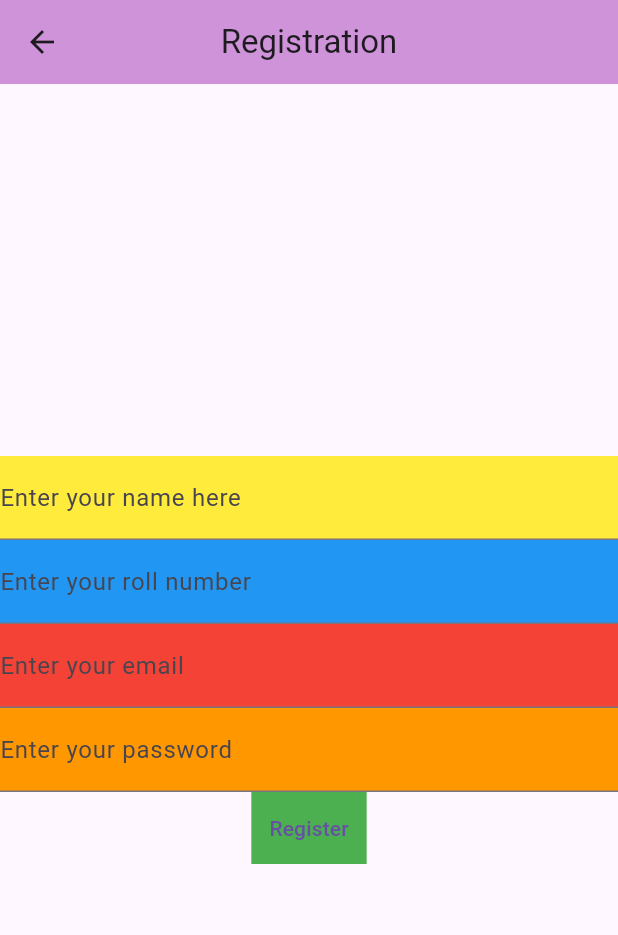
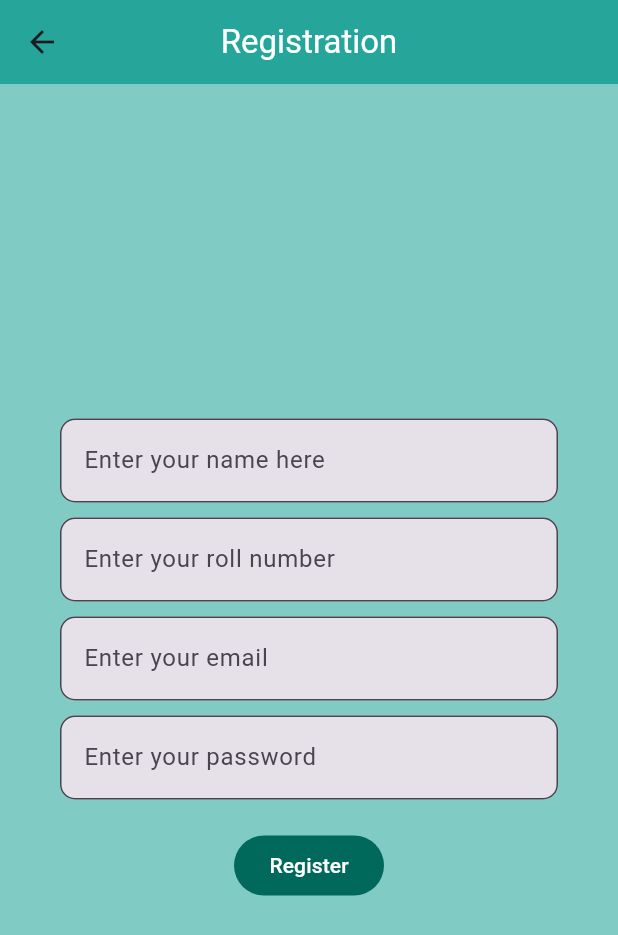
Before and after one commit to Aswgt999/qr_app, a Flutter app: the RegistrationPage screen opened directly, on a phone screen of 412 x 824 dp. Shown: the top 935 px of the screen. Run offline on Flutter 3.47's test engine with Material 3 defaults, Android fonts, the phone set to English and light mode, and no system bars; our stand-ins replace qr_flutter.

Commit message:
created post method in registration_page.dart

```diff
--- a/lib/main.dart
+++ b/lib/main.dart
@@ -2,10 +2,11 @@
 
 import 'package:flutter/material.dart';
 import 'package:qr_app1/login_page.dart';
+import 'package:qr_app1/registration_page.dart';
 
 void main() {
   runApp(MaterialApp(
     debugShowCheckedModeBanner: false,
-    home: LoginPage(),
+    home: RegistrationPage(),
   ));
 }
--- a/lib/registration_page.dart
+++ b/lib/registration_page.dart
@@ -1,9 +1,9 @@
 // ignore_for_file: prefer_const_constructors
 
+import 'package:http/http.dart' as http;
+import 'dart:convert';
 import 'package:flutter/material.dart';
 import 'package:qr_app1/login_page.dart';
-import 'package:http/http.dart' as http;
-import 'dart:convert';
 
 class RegistrationPage extends StatefulWidget {
   const RegistrationPage({super.key});
@@ -13,18 +13,53 @@ class RegistrationPage extends StatefulWidget {
 }
 
 class _RegistrationPageState extends State<RegistrationPage> {
-  final name = TextEditingController();
-  final rollNo = TextEditingController();
-  final eMail = TextEditingController();
-  final passWord = TextEditingController();
+  final _name = TextEditingController();
+  final _rollNo = TextEditingController();
+  final _eMail = TextEditingController();
+  final _passWord = TextEditingController();
+
+  bool loading = false;
+
+  void register() async {
+    Uri uri = Uri.parse('https://scnner-web.onrender.com/api/register');
+    var response = await http.post(uri,
+        headers: <String, String>{
+          'Content-Type': 'application/json; charset=UTF-8',
+        },
+        body: jsonEncode({
+          'name': _name.text,
+          'email': _eMail.text,
+          'rollno': _rollNo.text,
+          'password': _passWord.text,
+        }));
+    print(response.statusCode);
+    print(response.body);
+    var data = jsonDecode(response.body);
+    print(data["message"]);
+    if (response.statusCode == 200) {
+      Navigator.push(
+          context, MaterialPageRoute(builder: (context) => const LoginPage()));
+    } else {
+      ScaffoldMessenger.of(context).showSnackBar(SnackBar(
+        content: Text(
+          data["message"],
+          style: TextStyle(color: Colors.red, fontWeight: FontWeight.bold),
+        ),
+      ));
+    }
+  }
 
   @override
   Widget build(BuildContext context) {
     return Scaffold(
+      backgroundColor: Colors.teal[200],
       appBar: AppBar(
         elevation: 0,
-        backgroundColor: Colors.purple[200],
-        title: Text('Registration'),
+        backgroundColor: Colors.teal[400],
+        title: Text(
+          'Registration',
+          style: TextStyle(color: Colors.white),
+        ),
         centerTitle: true,
       ),
       body: Center(
@@ -32,48 +67,75 @@ class _RegistrationPageState extends State<RegistrationPage> {
           mainAxisAlignment: MainAxisAlignment.center,
           children: [
             // FIELD TO ENTER NAME
-            Container(
-              decoration: BoxDecoration(color: Colors.yellow),
+            Padding(
+              padding: const EdgeInsets.fromLTRB(40, 0, 40, 0),
               child: TextField(
-                controller: name,
-                decoration: InputDecoration(labelText: 'Enter your name here'),
+                controller: _name,
+                decoration: InputDecoration(
+                    hintText: 'Enter your name here',
+                    border: OutlineInputBorder(
+                        borderRadius: BorderRadius.circular(10)),
+                    filled: true),
               ),
             ),
+            SizedBox(
+              height: 10,
+            ),
             // FIELD TO ENTER ROLL NO
-            Container(
-              decoration: BoxDecoration(color: Colors.blue),
+            Padding(
+              padding: const EdgeInsets.fromLTRB(40, 0, 40, 0),
               child: TextField(
-                controller: eMail,
-                decoration:
-                    InputDecoration(labelText: 'Enter your roll number'),
+                controller: _rollNo,
+                decoration: InputDecoration(
+                    hintText: 'Enter your roll number',
+                    border: OutlineInputBorder(
+                        borderRadius: BorderRadius.circular(10)),
+                    filled: true),
               ),
             ),
+            SizedBox(
+              height: 10,
+            ),
             // FIELD TO ENTER EMAIL
-            Container(
-              decoration: BoxDecoration(color: Colors.red),
+            Padding(
+              padding: const EdgeInsets.fromLTRB(40, 0, 40, 0),
               child: TextField(
-                decoration: InputDecoration(labelText: 'Enter your email'),
+                controller: _eMail,
+                decoration: InputDecoration(
+                    hintText: 'Enter your email',
+                    border: OutlineInputBorder(
+                        borderRadius: BorderRadius.circular(10)),
+                    filled: true),
               ),
             ),
+            SizedBox(
+              height: 10,
+            ),
             // FIELD TO ENTER NEW PASSWORD
-            Container(
-              decoration: BoxDecoration(color: Colors.orange),
+            Padding(
+              padding: const EdgeInsets.fromLTRB(40, 0, 40, 0),
               child: TextField(
-                decoration: InputDecoration(labelText: 'Enter your password'),
+                controller: _passWord,
+                decoration: InputDecoration(
+                    hintText: 'Enter your password',
+                    border: OutlineInputBorder(
+                        borderRadius: BorderRadius.circular(10)),
+                    filled: true),
               ),
             ),
+            SizedBox(
+              height: 20,
+            ),
             // BUTTON TO REGISTER
-            Container(
-                decoration: BoxDecoration(color: Colors.green),
-                child: TextButton(
-                  onPressed: () {
-                    Navigator.push(
-                        context,
-                        MaterialPageRoute(
-                            builder: (context) => const LoginPage()));
-                  },
-                  child: Text('Register'),
-                )),
+            TextButton(
+              style: TextButton.styleFrom(
+                  backgroundColor: Colors.teal[800], fixedSize: Size(100, 40)),
+              onPressed: register,
+              child: Text(
+                'Register',
+                style: TextStyle(color: Colors.white),
+              ),
+            ),
           ],
         ),
       ),
--- a/lib/simple_page.dart
+++ b/lib/simple_page.dart
@@ -1,6 +1,7 @@
 // ignore_for_file: prefer_const_constructors, prefer_const_literals_to_create_immutables
 
 import 'package:flutter/material.dart';
+import 'package:qr_app1/login_page.dart';
 
 class SimplePage extends StatefulWidget {
   const SimplePage({super.key});
@@ -24,7 +25,9 @@ class _SimplePageState extends State<SimplePage> {
             ),
           ),
           TextButton(
-            onPressed: null,
+            onPressed: () {
+              Navigator.push(context, MaterialPageRoute(builder: (context)=>LoginPage()));
+            },
             child: Text('hello'),
           ),
         ],
--- a/pubspec.yaml
+++ b/pubspec.yaml
@@ -36,7 +36,7 @@ dependencies:
   # Use with the CupertinoIcons class for iOS style icons.
   cupertino_icons: ^1.0.6
   qr_flutter: ^4.1.0
-  mobile_scanner: ^4.0.1
+#  mobile_scanner: ^4.0.1
   http: ^1.2.1
 
 dev_dependencies:
```
Also changed, not shown: lib/login_page.dart (+9 -9 lines), lib/scanner_page.dart (+44 -44 lines), pubspec.lock, 1 other file.
